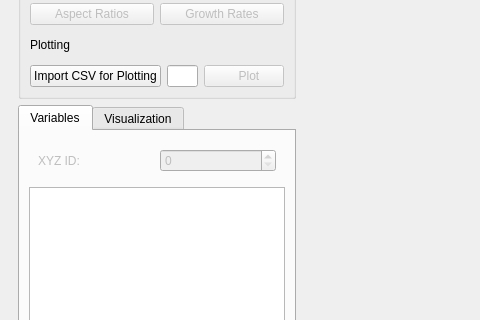
The window that src/cgaspects/gui/window.ui (CrystalGrowerOrg/cgaspects) describes before a commit, drawn with Qt 5; both pictures show x 0 to 480 and y 139 to 459 of the 1280 by 790 pixel window.
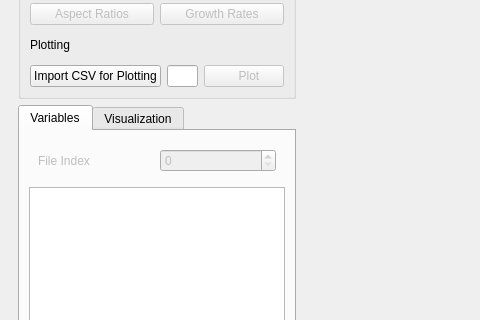
The same window after the commit. The open tabs and pages were chosen to show the change. Icons and pictures are not drawn.

The edit to the form file:
```diff
--- a/src/cgaspects/gui/window.ui
+++ b/src/cgaspects/gui/window.ui
@@ -443,7 +443,7 @@
                     <bool>false</bool>
                    </property>
                    <property name="text">
-                    <string>XYZ ID: </string>
+                    <string>File Index</string>
                    </property>
                   </widget>
                  </item>
```
Left out of the diff: 8 changed lines with no effect on the pictures.
